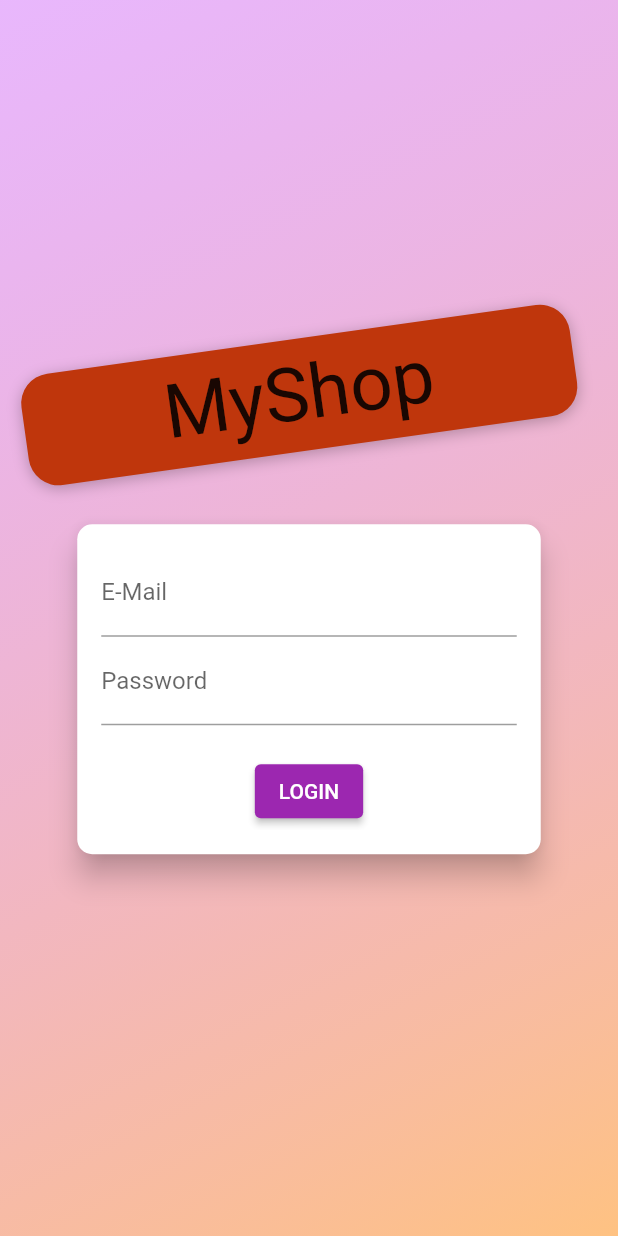
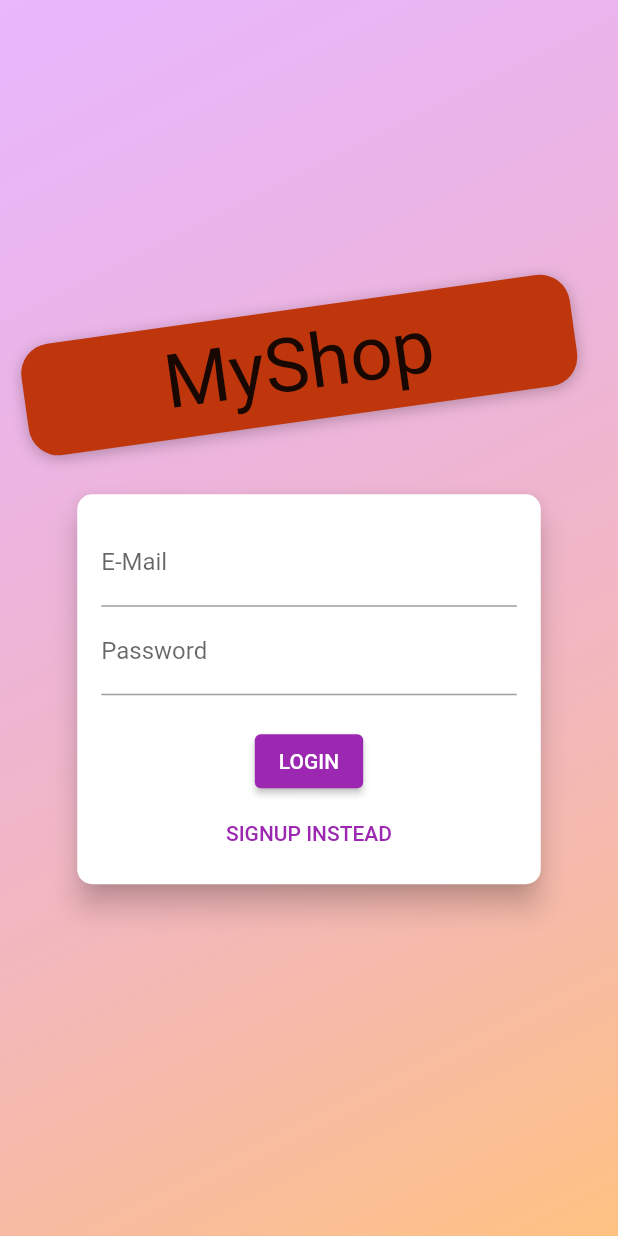
Before and after one commit to JhansiCh916/shopApp, a Flutter app: the screen it shows after launch, on a phone screen of 412 x 824 dp. Run offline on Flutter 3.47's test engine with Material 2 defaults, Android fonts, the phone set to English and light mode, and no system bars; our stand-ins replace shared_preferences; missing offline and left inert: dart:html; Roboto replaces fonts that are missing (Anton).

Commit message:
using animation container

```diff
--- a/lib/screens/auth_screen.dart
+++ b/lib/screens/auth_screen.dart
@@ -197,13 +197,15 @@ class _AuthCardState extends State<AuthCard> with SingleTickerProviderStateMixin
         borderRadius: BorderRadius.circular(10.0),
       ),
       elevation: 8.0,
-      child: AnimatedBuilder(animation: heightAnimation,builder: (ctx, ch) => Container(
-        // height: _authMode == AuthMode.Signup ? 320 : 260,
-        height: heightAnimation.value.height,
+      child: AnimatedContainer(
+        duration: Duration(milliseconds: 300),
+        curve: Curves.easeIn,
+        height: _authMode == AuthMode.Signup ? 320 : 260,
+        // height: heightAnimation.value.height,
         constraints:
-        BoxConstraints(minHeight: heightAnimation.value.height),
+        BoxConstraints(minHeight: _authMode == AuthMode.Signup ? 320 : 260),
         width: deviceSize.width * 0.75,
-        padding: EdgeInsets.all(16.0),child: ch,),
+        padding: EdgeInsets.all(16.0),
         child: Form(
           key: _formKey,
           child: SingleChildScrollView(
```
